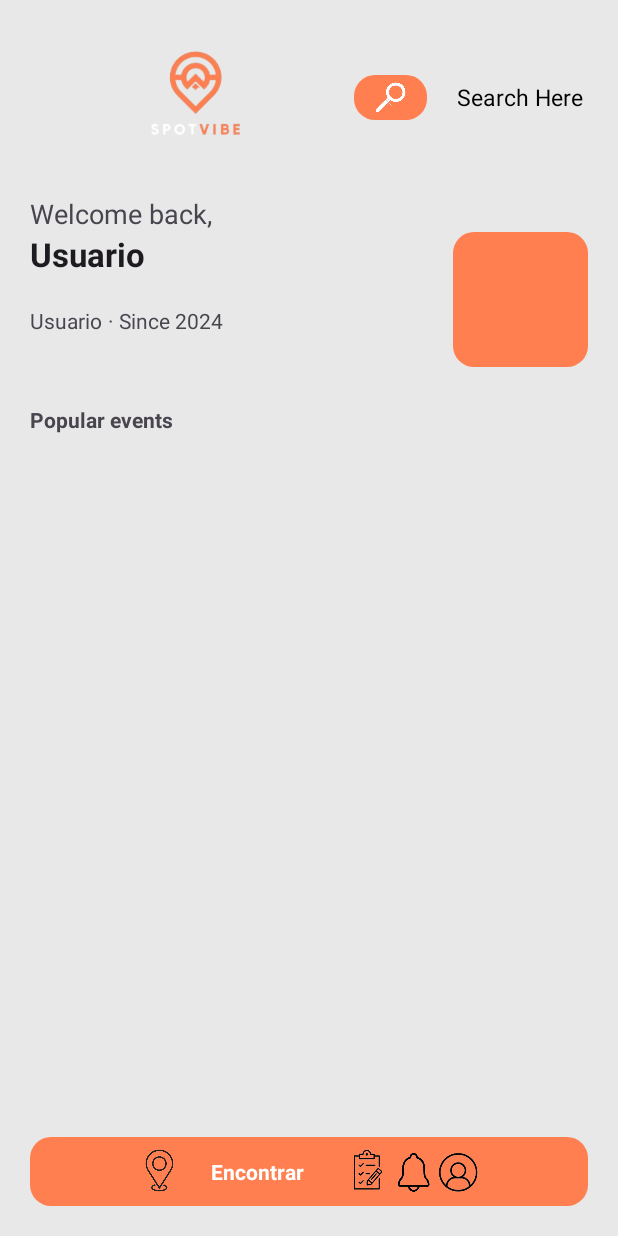
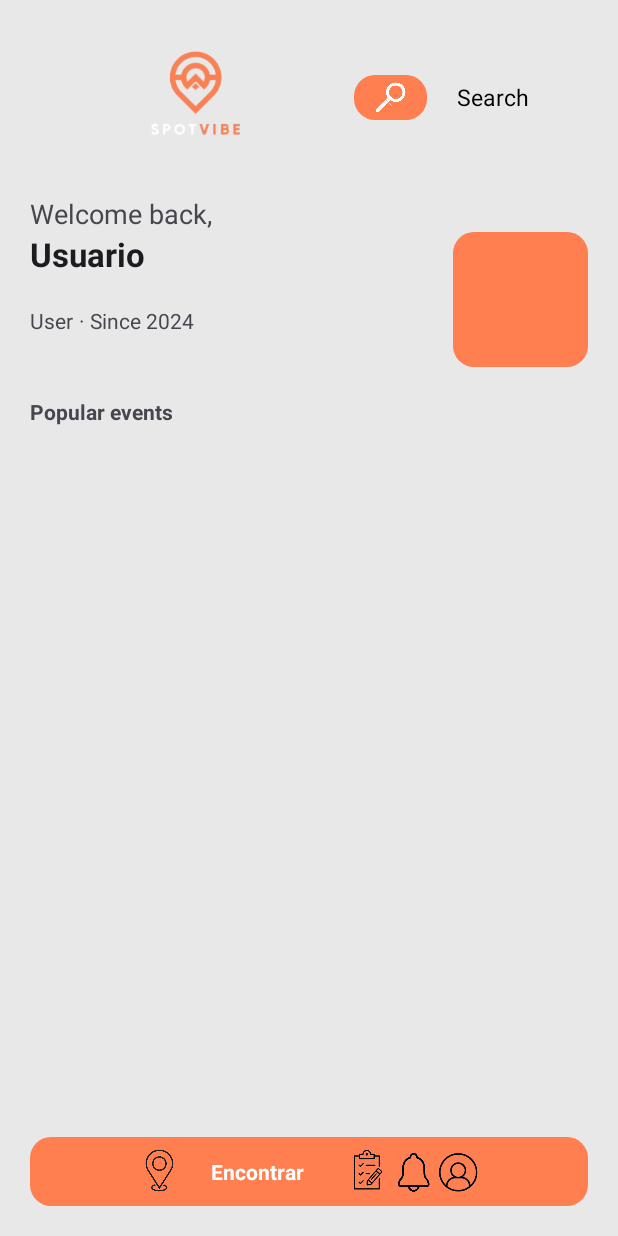
Before and after one commit to Intro-CompuMovil/SpotVibe, an Android app: the Home screen opened directly, with no data from a screen before it, on a phone screen of 412 x 824 dp. Run offline under Robolectric (Android 15) with nearby library versions, the phone set to English and light mode, and no system bars; our stand-ins replace Firebase (no records; nobody signed in at launch, a user with empty details on screens opened directly).

Commit message:
estilos mejorados home

```diff
--- a/app/src/main/res/layout/activity_home.xml
+++ b/app/src/main/res/layout/activity_home.xml
@@ -30,17 +30,15 @@
             android:background="@drawable/orangebtnradius"
             android:layout_gravity="center_vertical"
             />
-        <EditText
+        <TextView
             android:layout_width="0dp"
             android:layout_height="wrap_content"
-            android:hint="Search Here"
+            android:text="Search "
             android:background="@android:color/transparent"
             android:gravity="start"
             android:textColor="@color/black"
-            android:textColorHint="@color/black"
             android:textSize="15dp"
             android:paddingLeft="20dp"
-            android:inputType="text"
             android:layout_gravity="center_vertical"
             android:layout_weight="0.85"
 
@@ -98,7 +96,7 @@
                 <TextView
                     android:layout_width="wrap_content"
                     android:layout_height="wrap_content"
-                    android:text="Usuario"
+                    android:text="User"
                     android:textAppearance="?android:attr/textAppearanceSmall"/>
 
                 <TextView
@@ -139,14 +137,7 @@
             android:textStyle="bold"
             android:layout_gravity="center_vertical"
             />
-        <ImageView
-            android:id="@+id/filter"
-            android:layout_width="0dp"
-            android:layout_height="30dp"
-            tools:srcCompat="@drawable/ic_filter"
-            android:layout_weight="0.30"
-            android:layout_gravity="center_vertical"
-            />
+
 
 
     </LinearLayout>
```
